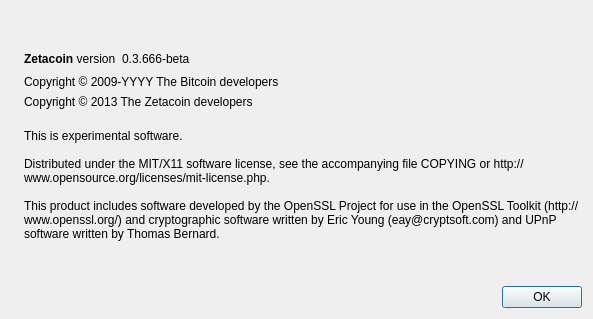
First picture: the form in src/qt/forms/aboutdialog.ui, repository clonecoin/clonecoin, before the edit.
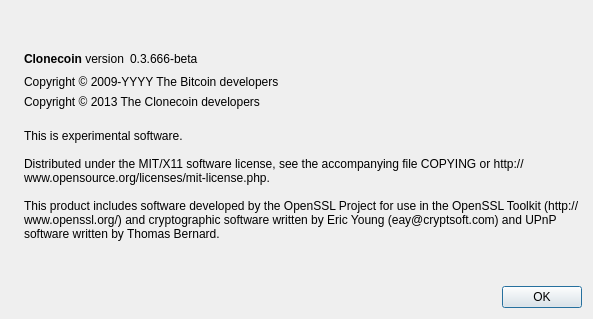
Second picture: the form after the edit. Icons and pictures are not drawn.

Patch:
```diff
--- a/src/qt/forms/aboutdialog.ui
+++ b/src/qt/forms/aboutdialog.ui
@@ -50,7 +50,7 @@
           <cursorShape>IBeamCursor</cursorShape>
          </property>
          <property name="text">
-          <string>&lt;b&gt;Zetacoin&lt;/b&gt; version</string>
+          <string>&lt;b&gt;Clonecoin&lt;/b&gt; version</string>
          </property>
          <property name="textInteractionFlags">
           <set>Qt::LinksAccessibleByMouse|Qt::TextSelectableByKeyboard|Qt::TextSelectableByMouse</set>
@@ -107,7 +107,7 @@
         <cursorShape>IBeamCursor</cursorShape>
        </property>
        <property name="text">
-        <string notr="true">Copyright &amp;copy; 2013 The Zetacoin developers</string>
+        <string notr="true">Copyright &amp;copy; 2013 The Clonecoin developers</string>
        </property>
        <property name="textFormat">
         <enum>Qt::RichText</enum>
```
Left out of the diff: 2 changed lines with no effect on the pictures.
